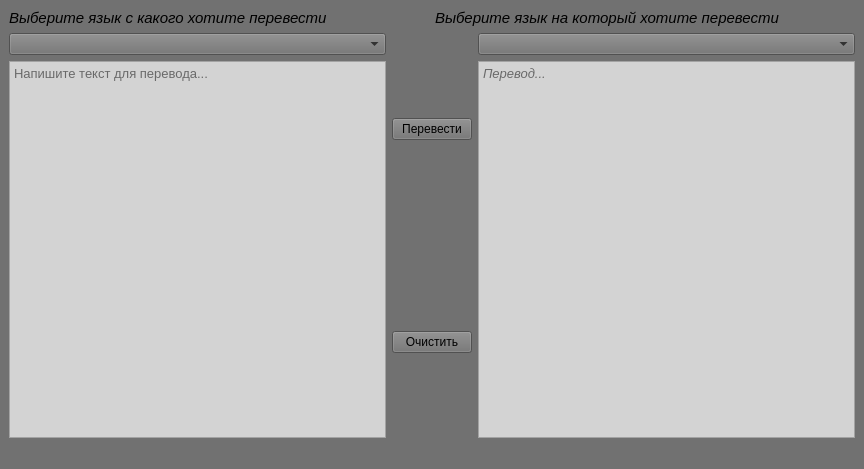
This is Практика_5/ui/Form.ui in AlexG11065/QtPractic as Qt 5 draws it before an edit. The edited form follows.
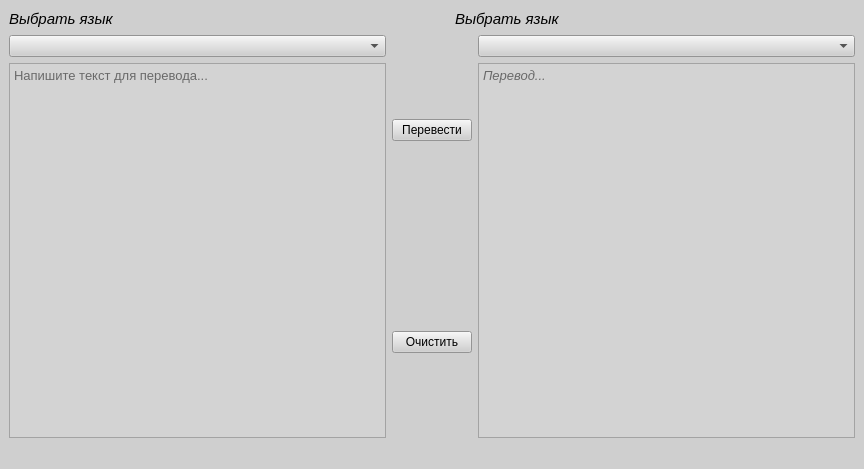
This is the edited form.

What changed in the file:
```diff
--- a/Практика_5/ui/Form.ui
+++ b/Практика_5/ui/Form.ui
@@ -14,7 +14,7 @@
    <string>MainWindow</string>
   </property>
   <property name="styleSheet">
-   <string notr="true">background-color: rgb(113, 113, 113);</string>
+   <string notr="true">background-color: rgb(207, 207, 207);</string>
   </property>
   <widget class="QWidget" name="centralwidget">
    <layout class="QVBoxLayout" name="verticalLayout_5">
@@ -32,10 +32,26 @@
            </font>
           </property>
           <property name="text">
-           <string>Выберите язык с какого хотите перевести</string>
+           <string>Выбрать язык</string>
           </property>
          </widget>
         </item>
+        <item>
+         <spacer name="horizontalSpacer">
+          <property name="orientation">
+           <enum>Qt::Orientation::Horizontal</enum>
+          </property>
+          <property name="sizeType">
+           <enum>QSizePolicy::Policy::Maximum</enum>
+          </property>
+          <property name="sizeHint" stdset="0">
+           <size>
+            <width>40</width>
+            <height>20</height>
+           </size>
+          </property>
+         </spacer>
+        </item>
         <item>
          <widget class="QLabel" name="label_2">
           <property name="font">
@@ -45,7 +61,7 @@
            </font>
           </property>
           <property name="text">
-           <string>Выберите язык на который хотите перевести</string>
+           <string>Выбрать язык</string>
           </property>
          </widget>
         </item>
```
Left out of the diff: 4 changed lines with no effect on the pictures.
